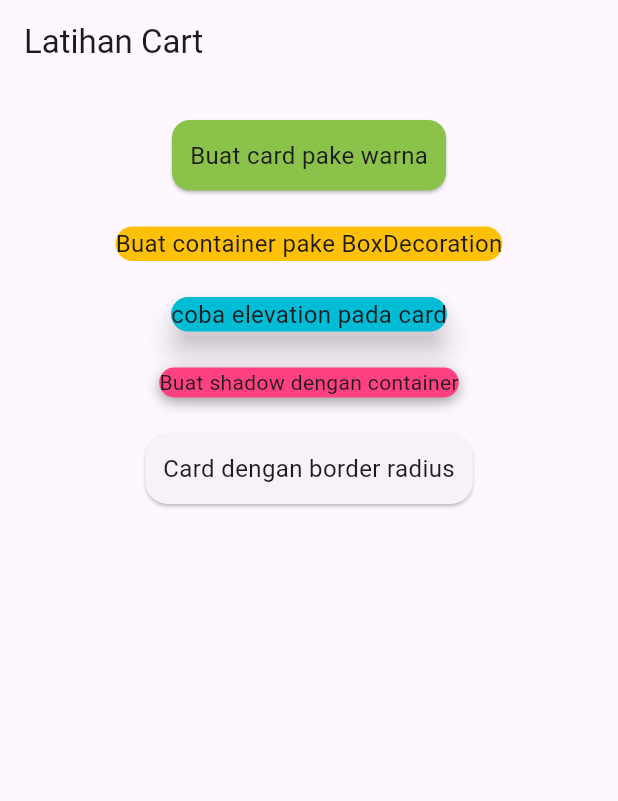
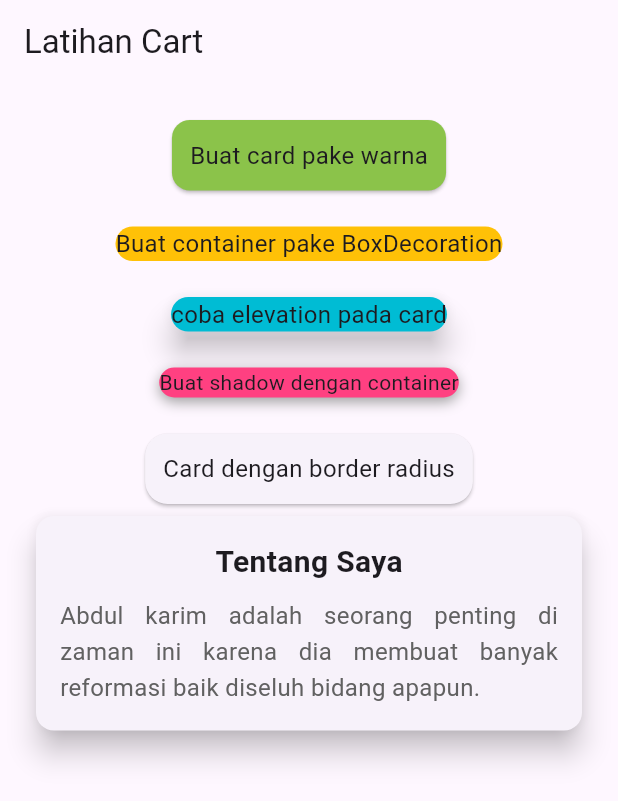
Before and after one commit to yaseumine/Tugas_week_8_1123150146, a Flutter app: the screen it shows after launch, on a phone screen of 412 x 824 dp. Shown: the top 801 px of the screen. Run offline on Flutter 3.47's test engine with Material 3 defaults, Android fonts, the phone set to English and light mode, and no system bars.

Commit message:
membuat box deskripsi kotak

```diff
--- a/lib/pages/latihan_cart.dart
+++ b/lib/pages/latihan_cart.dart
@@ -72,6 +72,33 @@ class LatihanCart extends StatelessWidget {
                   ),
                 ),
               ),
+              Card(
+                elevation: 8,
+                child: Padding(
+                  padding: EdgeInsets.all(16.0),
+                  child: Column(
+                    children: [
+                      Text(
+                        "Tentang Saya",
+                        style: TextStyle(
+                          fontSize: 20.0,
+                          fontWeight: FontWeight.bold,
+                        ),
+                      ),
+                      SizedBox(height: 10.0),
+                      Text(
+                        "Abdul karim adalah seorang penting di zaman ini karena dia membuat banyak reformasi baik diseluh bidang apapun.",
+                        style: TextStyle(
+                          fontSize: 16.0,
+                          color: Colors.grey[700],
+                          height: 1.5,
+                        ),
+                        textAlign: TextAlign.justify,
+                      ),
+                    ],
+                  ),
+                ),
+              ),
             ],
           ),
         ),
```
